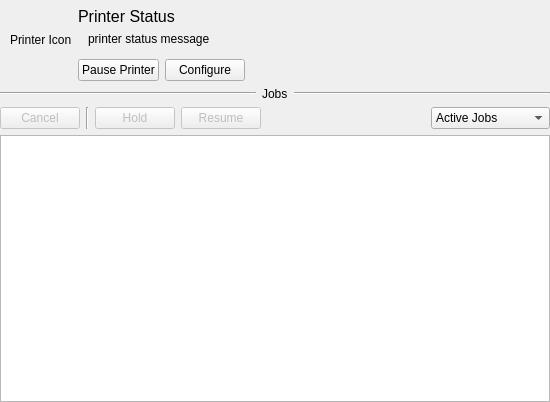
Old version of the form printqueue/PrintQueueUi.ui in the repository KDE/print-manager.
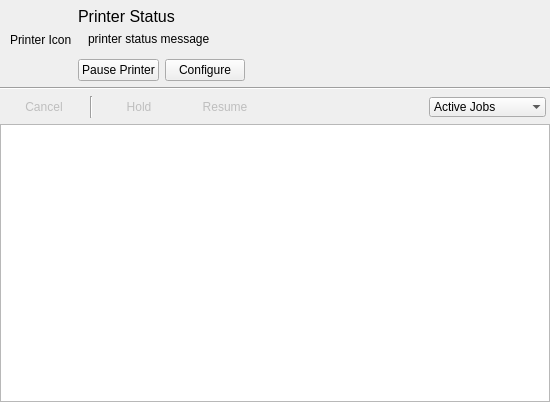
New version of the form. Custom widgets are drawn as their Qt base class.

The edit to the form file:
```diff
--- a/printqueue/PrintQueueUi.ui
+++ b/printqueue/PrintQueueUi.ui
@@ -208,30 +208,16 @@
        </property>
       </widget>
      </item>
-     <item>
-      <widget class="QLabel" name="label">
-       <property name="sizePolicy">
-        <sizepolicy hsizetype="Fixed" vsizetype="Minimum">
-         <horstretch>0</horstretch>
-         <verstretch>0</verstretch>
-        </sizepolicy>
-       </property>
-       <property name="text">
-        <string>Jobs</string>
-       </property>
-      </widget>
-     </item>
-     <item>
-      <widget class="Line" name="line_2">
-       <property name="orientation">
-        <enum>Qt::Horizontal</enum>
-       </property>
-      </widget>
-     </item>
     </layout>
    </item>
    <item row="2" column="0" colspan="2">
     <layout class="QHBoxLayout" name="horizontalLayout">
+     <property name="leftMargin">
+      <number>4</number>
+     </property>
+     <property name="rightMargin">
+      <number>4</number>
+     </property>
      <item>
       <widget class="QPushButton" name="cancelJobPB">
        <property name="enabled">
@@ -240,6 +226,9 @@
        <property name="text">
         <string>Cancel</string>
        </property>
+       <property name="flat">
+        <bool>true</bool>
+       </property>
       </widget>
      </item>
      <item>
@@ -257,6 +246,9 @@
        <property name="text">
         <string>Hold</string>
        </property>
+       <property name="flat">
+        <bool>true</bool>
+       </property>
       </widget>
      </item>
      <item>
@@ -267,6 +259,9 @@
        <property name="text">
         <string>Resume</string>
        </property>
+       <property name="flat">
+        <bool>true</bool>
+       </property>
       </widget>
      </item>
      <item>
@@ -290,6 +285,9 @@
        <property name="sizeAdjustPolicy">
         <enum>QComboBox::AdjustToContents</enum>
        </property>
+       <property name="frame">
+        <bool>false</bool>
+       </property>
        <item>
         <property name="text">
          <string>Active Jobs</string>
```
Left out of the diff: 3 changed lines with no effect on the pictures.
